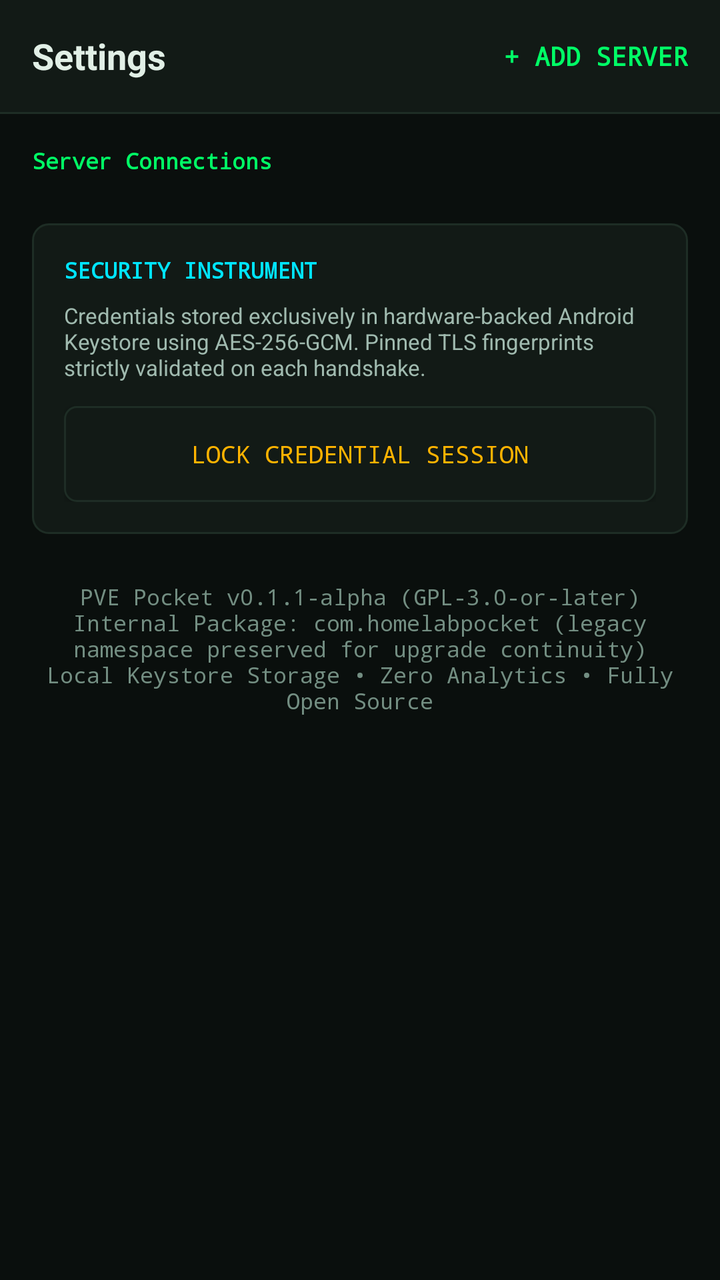
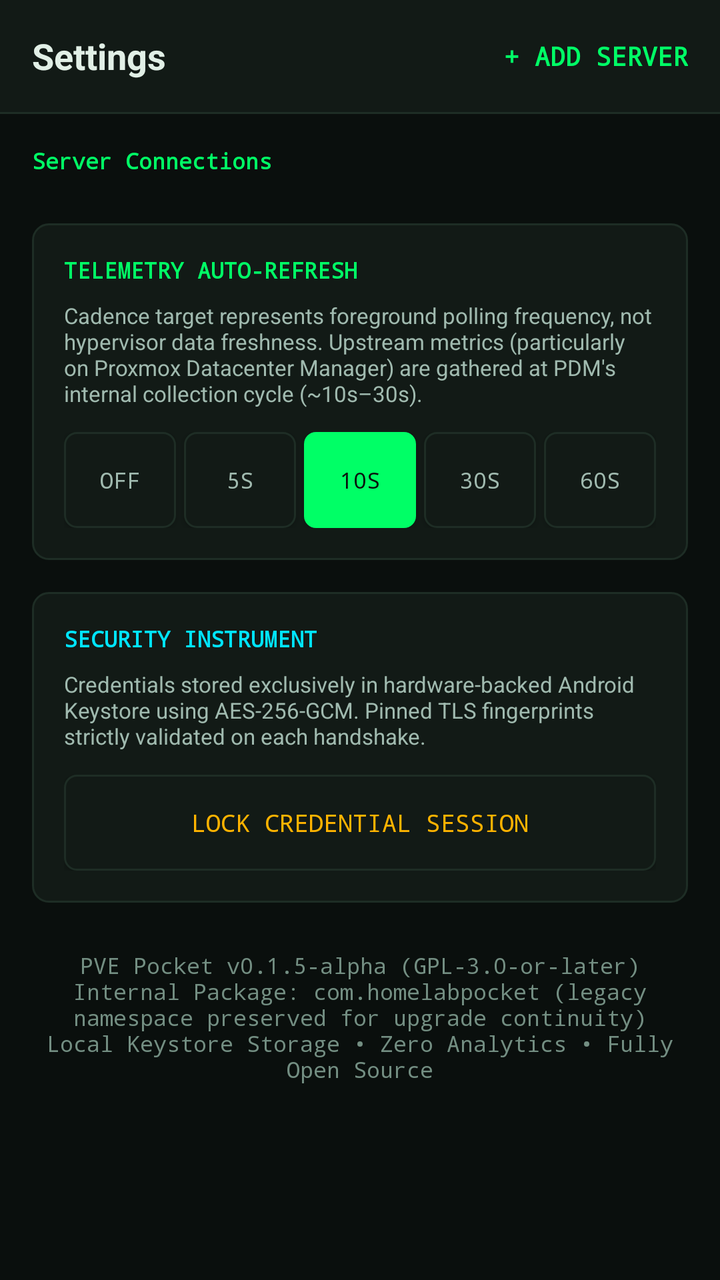

The first picture is an Android layout as it rendered before a commit; the second is the same layout after the commit. The layout source and the unified diff follow.
<!-- AndroidManifest.xml: application theme AppTheme -->
<!-- res/layout/fragment_settings.xml -->
<?xml version="1.0" encoding="utf-8"?>
<LinearLayout xmlns:android="http://schemas.android.com/apk/res/android"
    android:layout_width="match_parent"
    android:layout_height="match_parent"
    android:orientation="vertical"
    android:background="@color/matrix_obsidian">

    
    <LinearLayout
        android:layout_width="match_parent"
        android:layout_height="56dp"
        android:orientation="horizontal"
        android:background="@color/matrix_surface"
        android:gravity="center_vertical"
        android:paddingStart="16dp"
        android:paddingEnd="16dp">

        <TextView
            android:layout_width="0dp"
            android:layout_height="wrap_content"
            android:layout_weight="1"
            android:text="@string/settings_title"
            android:textColor="@color/matrix_text_primary"
            android:textSize="18sp"
            android:textStyle="bold" />

        <Button
            android:id="@+id/btn_add_server"
            android:layout_width="wrap_content"
            android:layout_height="@dimen/touch_target_min"
            android:text="@string/add_server"
            android:textColor="@color/matrix_phosphor"
            android:background="?android:attr/selectableItemBackground"
            android:textSize="13sp"
            android:textStyle="bold"
            android:fontFamily="monospace" />
    </LinearLayout>

    <View
        android:layout_width="match_parent"
        android:layout_height="1dp"
        android:background="@color/matrix_surface_border" />

    <ScrollView
        android:layout_width="match_parent"
        android:layout_height="0dp"
        android:layout_weight="1">

        <LinearLayout
            android:layout_width="match_parent"
            android:layout_height="wrap_content"
            android:orientation="vertical"
            android:padding="16dp">

            
            <TextView
                android:layout_width="wrap_content"
                android:layout_height="wrap_content"
                android:text="@string/servers_title"
                android:textSize="11sp"
                android:textStyle="bold"
                android:fontFamily="monospace"
                android:textColor="@color/matrix_phosphor"
                android:layout_marginBottom="8dp" />

            <LinearLayout
                android:id="@+id/layout_server_list"
                android:layout_width="match_parent"
                android:layout_height="wrap_content"
                android:orientation="vertical"
                android:layout_marginBottom="16dp" />


            
            <LinearLayout
                android:layout_width="match_parent"
                android:layout_height="wrap_content"
                android:orientation="vertical"
                android:background="@drawable/bg_card_matrix"
                android:padding="16dp"
                android:layout_marginBottom="16dp">

                <TextView
                    android:layout_width="wrap_content"
                    android:layout_height="wrap_content"
                    android:text="SECURITY INSTRUMENT"
                    android:textSize="11sp"
                    android:textStyle="bold"
                    android:fontFamily="monospace"
                    android:textColor="@color/matrix_cyan"
                    android:layout_marginBottom="8dp" />

                <TextView
                    android:layout_width="match_parent"
                    android:layout_height="wrap_content"
                    android:text="Credentials stored exclusively in hardware-backed Android Keystore using AES-256-GCM. Pinned TLS fingerprints strictly validated on each handshake."
                    android:textSize="11sp"
                    android:textColor="@color/matrix_text_secondary"
                    android:layout_marginBottom="12dp" />

                <Button
                    android:id="@+id/btn_lock_session"
                    android:layout_width="match_parent"
                    android:layout_height="@dimen/touch_target_min"
                    android:text="@string/session_lock"
                    android:background="@drawable/bg_btn_outline"
                    android:textColor="@color/matrix_amber"
                    android:textSize="12sp"
                    android:fontFamily="monospace" />
            </LinearLayout>

            
            <TextView
                android:layout_width="match_parent"
                android:layout_height="wrap_content"
                android:text="PVE Pocket v0.1.1-alpha (GPL-3.0-or-later)\nInternal Package: com.homelabpocket (legacy namespace preserved for upgrade continuity)\nLocal Keystore Storage • Zero Analytics • Fully Open Source"
                android:textSize="11sp"
                android:fontFamily="monospace"
                android:textColor="@color/matrix_text_muted"
                android:gravity="center"
                android:layout_marginTop="8dp"
                android:layout_marginBottom="24dp" />

        </LinearLayout>
    </ScrollView>

</LinearLayout>
<!-- resources referenced by this layout -->
<resources>
  <color name="matrix_amber">#FFB300</color>
  <color name="matrix_cyan">#00E5FF</color>
  <color name="matrix_obsidian">#0A0F0D</color>
  <color name="matrix_phosphor">#00FF66</color>
  <color name="matrix_surface">#121A16</color>
  <color name="matrix_surface_border">#1E2D25</color>
  <color name="matrix_text_muted">#738E82</color>
  <color name="matrix_text_primary">#E1EFE6</color>
  <color name="matrix_text_secondary">#A0BAAF</color>
  <dimen name="touch_target_min">48dp</dimen>
  <!-- drawable bg_btn_outline (drawable) -->
  <?xml version="1.0" encoding="utf-8"?>
  <shape xmlns:android="http://schemas.android.com/apk/res/android"
      android:shape="rectangle">
      <solid android:color="@color/matrix_surface" />
      <stroke
          android:width="1dp"
          android:color="@color/matrix_surface_border" />
      <corners android:radius="6dp" />
  </shape>
  <!-- drawable bg_card_matrix (drawable) -->
  <?xml version="1.0" encoding="utf-8"?>
  <shape xmlns:android="http://schemas.android.com/apk/res/android"
      android:shape="rectangle">
      <solid android:color="@color/matrix_surface" />
      <stroke
          android:width="1dp"
          android:color="@color/matrix_surface_border" />
      <corners android:radius="8dp" />
  </shape>
  <string name="add_server">+ Add Server</string>
  <string name="servers_title">Server Connections</string>
  <string name="session_lock">Lock Credential Session</string>
  <string name="settings_title">Settings</string>
  <style name="AppTheme" parent="android:Theme.Material.NoActionBar">
          <item name="android:colorPrimary">@color/matrix_phosphor</item>
          <item name="android:colorPrimaryDark">@color/matrix_obsidian</item>
          <item name="android:colorAccent">@color/matrix_cyan</item>
          <item name="android:windowBackground">@color/matrix_obsidian</item>
          <item name="android:statusBarColor">@color/matrix_obsidian</item>
          <item name="android:navigationBarColor">@color/matrix_obsidian</item>
          <item name="android:textColorPrimary">@color/matrix_text_primary</item>
          <item name="android:textColorSecondary">@color/matrix_text_secondary</item>
          <item name="android:textColorHint">@color/matrix_text_muted</item>
      </style>
</resources>

<!-- the commit's change to res/layout/fragment_settings.xml (unified diff, before → after) -->
@@ -83,6 +83,100 @@
                 <TextView
                     android:layout_width="wrap_content"
                     android:layout_height="wrap_content"
+                    android:text="TELEMETRY AUTO-REFRESH"
+                    android:textSize="11sp"
+                    android:textStyle="bold"
+                    android:fontFamily="monospace"
+                    android:textColor="@color/matrix_phosphor"
+                    android:layout_marginBottom="8dp" />
+
+                <TextView
+                    android:layout_width="match_parent"
+                    android:layout_height="wrap_content"
+                    android:text="Cadence target represents foreground polling frequency, not hypervisor data freshness. Upstream metrics (particularly on Proxmox Datacenter Manager) are gathered at PDM\'s internal collection cycle (~10s–30s)."
+                    android:textSize="11sp"
+                    android:textColor="@color/matrix_text_secondary"
+                    android:layout_marginBottom="12dp" />
+
+                <LinearLayout
+                    android:layout_width="match_parent"
+                    android:layout_height="wrap_content"
+                    android:orientation="horizontal">
+
+                    <Button
+                        android:id="@+id/btn_refresh_off"
+                        android:layout_width="0dp"
+                        android:layout_height="@dimen/touch_target_min"
+                        android:layout_weight="1"
+                        android:text="Off"
+                        android:textSize="11sp"
+                        android:fontFamily="monospace"
+                        android:textColor="@color/matrix_text_secondary"
+                        android:background="@drawable/bg_btn_outline"
+                        android:layout_marginEnd="4dp" />
+
+                    <Button
+                        android:id="@+id/btn_refresh_5s"
+                        android:layout_width="0dp"
+                        android:layout_height="@dimen/touch_target_min"
+                        android:layout_weight="1"
+                        android:text="5s"
+                        android:textSize="11sp"
+                        android:fontFamily="monospace"
+                        android:textColor="@color/matrix_text_secondary"
+                        android:background="@drawable/bg_btn_outline"
+                        android:layout_marginEnd="4dp" />
+
+                    <Button
+                        android:id="@+id/btn_refresh_10s"
+                        android:layout_width="0dp"
+                        android:layout_height="@dimen/touch_target_min"
+                        android:layout_weight="1"
+                        android:text="10s"
+                        android:textSize="11sp"
+                        android:fontFamily="monospace"
+                        android:textColor="@color/matrix_obsidian"
+                        android:background="@drawable/bg_btn_phosphor"
+                        android:layout_marginEnd="4dp" />
+
+                    <Button
+                        android:id="@+id/btn_refresh_30s"
+                        android:layout_width="0dp"
+                        android:layout_height="@dimen/touch_target_min"
+                        android:layout_weight="1"
+                        android:text="30s"
+                        android:textSize="11sp"
+                        android:fontFamily="monospace"
+                        android:textColor="@color/matrix_text_secondary"
+                        android:background="@drawable/bg_btn_outline"
+                        android:layout_marginEnd="4dp" />
+
+                    <Button
+                        android:id="@+id/btn_refresh_60s"
+                        android:layout_width="0dp"
+                        android:layout_height="@dimen/touch_target_min"
+                        android:layout_weight="1"
+                        android:text="60s"
+                        android:textSize="11sp"
+                        android:fontFamily="monospace"
+                        android:textColor="@color/matrix_text_secondary"
+                        android:background="@drawable/bg_btn_outline" />
+                </LinearLayout>
+
+            </LinearLayout>
+
+            
+            <LinearLayout
+                android:layout_width="match_parent"
+                android:layout_height="wrap_content"
+                android:orientation="vertical"
+                android:background="@drawable/bg_card_matrix"
+                android:padding="16dp"
+                android:layout_marginBottom="16dp">
+
+                <TextView
+                    android:layout_width="wrap_content"
+                    android:layout_height="wrap_content"
                     android:text="SECURITY INSTRUMENT"
                     android:textSize="11sp"
                     android:textStyle="bold"
@@ -113,7 +207,7 @@
             <TextView
                 android:layout_width="match_parent"
                 android:layout_height="wrap_content"
-                android:text="PVE Pocket v0.1.1-alpha (GPL-3.0-or-later)\nInternal Package: com.homelabpocket (legacy namespace preserved for upgrade continuity)\nLocal Keystore Storage • Zero Analytics • Fully Open Source"
+                android:text="PVE Pocket v0.1.5-alpha (GPL-3.0-or-later)\nInternal Package: com.homelabpocket (legacy namespace preserved for upgrade continuity)\nLocal Keystore Storage • Zero Analytics • Fully Open Source"
                 android:textSize="11sp"
                 android:fontFamily="monospace"
                 android:textColor="@color/matrix_text_muted"
<!-- resource entries referenced after the edit -->
@@ -18,6 +18,13 @@
       <stroke
           android:width="1dp"
           android:color="@color/matrix_surface_border" />
+      <corners android:radius="6dp" />
+  </shape>
+  <!-- drawable bg_btn_phosphor (drawable) -->
+  <?xml version="1.0" encoding="utf-8"?>
+  <shape xmlns:android="http://schemas.android.com/apk/res/android"
+      android:shape="rectangle">
+      <solid android:color="@color/matrix_phosphor" />
       <corners android:radius="6dp" />
   </shape>
   <!-- drawable bg_card_matrix (drawable) -->
